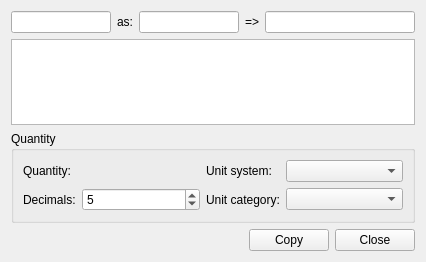
Qt form src/Gui/DlgUnitsCalculator.ui (southseact-3d/fcd) before a commit.
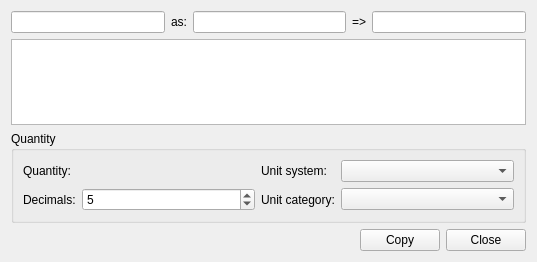
The same form after that commit. Custom widgets are drawn as their Qt base class.

```diff
--- a/src/Gui/DlgUnitsCalculator.ui
+++ b/src/Gui/DlgUnitsCalculator.ui
@@ -6,7 +6,7 @@
    <rect>
     <x>0</x>
     <y>0</y>
-    <width>424</width>
+    <width>537</width>
     <height>262</height>
    </rect>
   </property>
```
